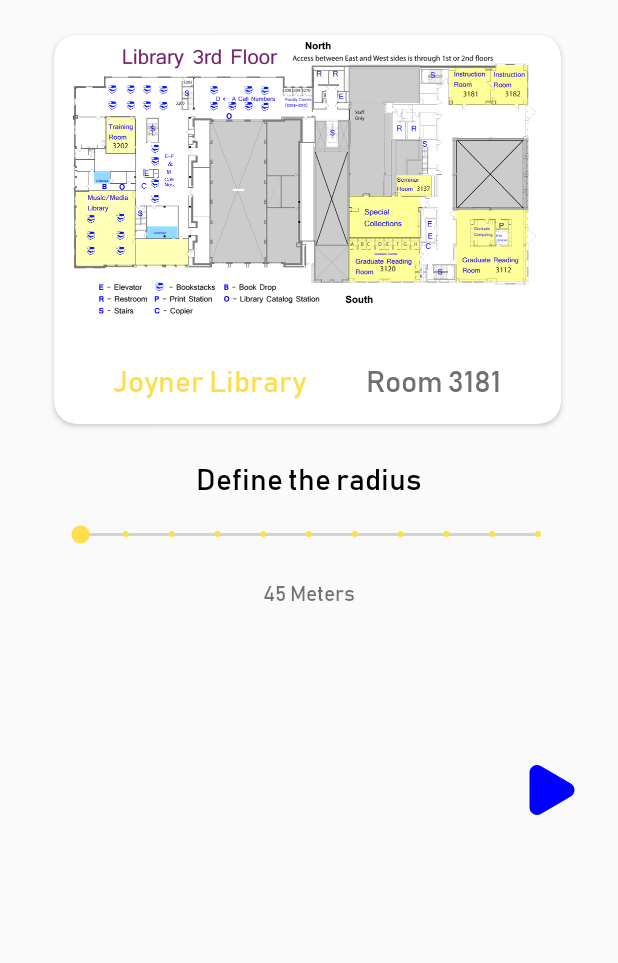
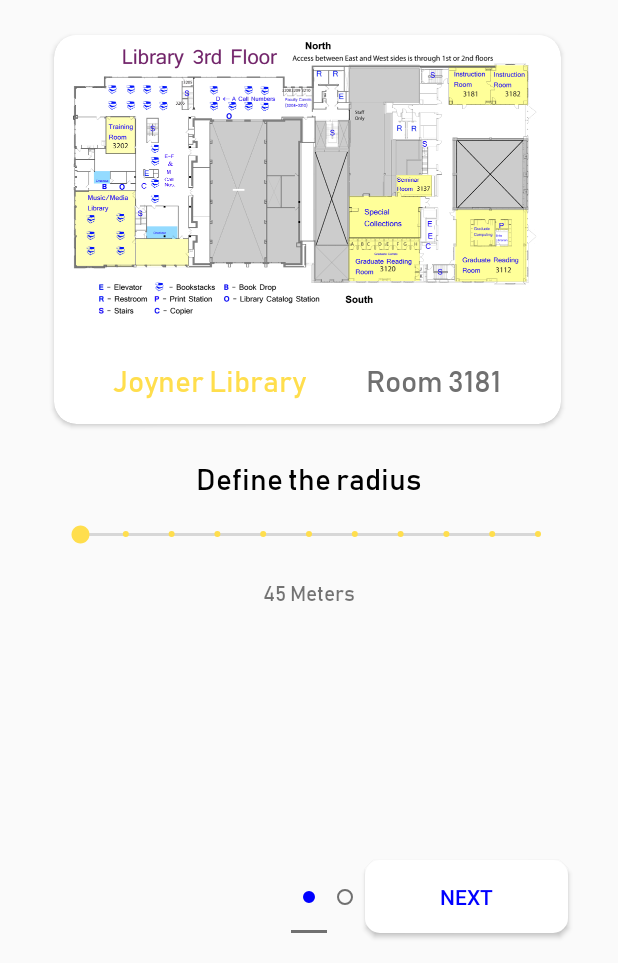
Before and after one commit to cleverSheep/Check-In, an Android app: the screen it shows after launch (MainActivity), on a phone screen of 412 x 824 dp, the part 273-1236 px from its top. Run offline under Robolectric (Android 15) with nearby library versions, the phone set to English and light mode, and no system bars.

Commit message:
finish onboarding

```diff
--- a/app/src/main/java/com/clarmoph/attendenceappprototype/MainActivity.kt
+++ b/app/src/main/java/com/clarmoph/attendenceappprototype/MainActivity.kt
@@ -4,6 +4,7 @@ import android.os.Bundle
 import androidx.appcompat.app.AppCompatActivity
 import androidx.viewpager.widget.ViewPager
 import com.clarmoph.attendenceappprototype.adapters.PagerAdapter
+import kotlinx.android.synthetic.main.activity_main.*
 
 class MainActivity : AppCompatActivity() {
 
@@ -13,9 +14,14 @@ class MainActivity : AppCompatActivity() {
         super.onCreate(savedInstanceState)
         setContentView(R.layout.activity_main)
 
+        setUpViewPager()
+    }
+
+    private fun setUpViewPager() {
         val mPagerAdapter = PagerAdapter(supportFragmentManager)
         mViewPager = findViewById(R.id.proto_viewpager)
         mViewPager.adapter = mPagerAdapter
+        tab_indicator.setupWithViewPager(mViewPager)
     }
 
     override fun onBackPressed() {
--- /dev/null
+++ b/app/src/main/res/drawable/btn_next.xml
@@ -0,0 +1,12 @@
+<shape xmlns:android="http://schemas.android.com/apk/res/android">
+    <solid
+        android:color="#FFF" />
+    <corners android:radius="10dp" />
+
+    <padding
+        android:bottom="15dp"
+        android:left="50dp"
+        android:right="50dp"
+        android:top="15dp" />
+
+</shape>
--- /dev/null
+++ b/app/src/main/res/drawable/indicator_default.xml
@@ -0,0 +1,21 @@
+<?xml version="1.0" encoding="utf-8"?>
+<layer-list xmlns:android="http://schemas.android.com/apk/res/android">
+
+    <item>
+
+        <shape
+            android:innerRadius="4dp"
+            android:shape="ring"
+            android:thickness="1dp"
+            android:useLevel="false">
+
+            <solid android:color="#707070" />
+
+
+        </shape>
+
+
+    </item>
+
+
+</layer-list>
--- /dev/null
+++ b/app/src/main/res/drawable/indicator_selected.xml
@@ -0,0 +1,21 @@
+<?xml version="1.0" encoding="utf-8"?>
+<layer-list xmlns:android="http://schemas.android.com/apk/res/android">
+
+    <item>
+
+        <shape
+            android:innerRadius="0dp"
+            android:shape="ring"
+            android:thickness="4dp"
+            android:useLevel="false">
+
+            <solid android:color="@color/colorHighlight" />
+
+
+        </shape>
+
+
+    </item>
+
+
+</layer-list>
--- /dev/null
+++ b/app/src/main/res/drawable/indicator_selector.xml
@@ -0,0 +1,10 @@
+<?xml version="1.0" encoding="utf-8"?>
+<selector xmlns:android="http://schemas.android.com/apk/res/android">
+
+
+    <item android:drawable="@drawable/indicator_selected" android:state_selected="true" />
+
+    <item android:drawable="@drawable/indicator_default" />
+
+
+</selector>
--- a/app/src/main/res/layout/activity_main.xml
+++ b/app/src/main/res/layout/activity_main.xml
@@ -4,15 +4,55 @@
     xmlns:tools="http://schemas.android.com/tools"
     android:layout_width="match_parent"
     android:layout_height="match_parent"
+    android:orientation="vertical"
     tools:context=".MainActivity">
 
-    <androidx.viewpager.widget.ViewPager
-        android:id="@+id/proto_viewpager"
+
+    <ImageView
+        android:id="@+id/imageView"
         android:layout_width="match_parent"
-        android:layout_height="match_parent"
-        app:layout_constraintBottom_toBottomOf="parent"
+        android:layout_height="100dp"
+        android:foregroundGravity="top"
+        android:scaleType="fitStart"
+        android:src="@drawable/ic_vector_header_toolbar"
         app:layout_constraintEnd_toEndOf="parent"
         app:layout_constraintStart_toStartOf="parent"
         app:layout_constraintTop_toTopOf="parent" />
 
+    <androidx.viewpager.widget.ViewPager
+        android:id="@+id/proto_viewpager"
+        android:layout_width="0dp"
+        android:layout_height="0dp"
+        app:layout_constraintBottom_toTopOf="@+id/tab_indicator"
+        app:layout_constraintEnd_toEndOf="parent"
+        app:layout_constraintStart_toStartOf="parent"
+        app:layout_constraintTop_toBottomOf="@+id/imageView" />
+
+    <com.google.android.material.tabs.TabLayout
+        android:id="@+id/tab_indicator"
+        android:layout_width="wrap_content"
+        android:layout_height="wrap_content"
+        android:layout_marginStart="32dp"
+        android:layout_marginLeft="32dp"
+        android:layout_marginEnd="8dp"
+        android:layout_marginRight="8dp"
+        android:layout_marginBottom="20dp"
+        app:layout_constraintBottom_toBottomOf="parent"
+        app:layout_constraintEnd_toEndOf="parent"
+        app:layout_constraintStart_toStartOf="parent"
+        app:tabBackground="@drawable/indicator_selector" />
+
+    <Button
+        android:id="@+id/button_next"
+        android:layout_width="wrap_content"
+        android:layout_height="wrap_content"
+        android:layout_marginStart="33dp"
+        android:layout_marginEnd="17dp"
+        android:layout_marginBottom="20dp"
+        android:background="@drawable/btn_next"
+        android:text="Next"
+        android:textColor="@color/colorHighlight"
+        app:layout_constraintBottom_toBottomOf="parent"
+        app:layout_constraintEnd_toEndOf="parent"
+        app:layout_constraintStart_toStartOf="@id/tab_indicator" />
 </androidx.constraintlayout.widget.ConstraintLayout>
--- a/app/src/main/res/layout/adjust_check_in_time_fragment.xml
+++ b/app/src/main/res/layout/adjust_check_in_time_fragment.xml
@@ -1,13 +1,35 @@
 <?xml version="1.0" encoding="utf-8"?>
-<FrameLayout xmlns:android="http://schemas.android.com/apk/res/android"
+<androidx.constraintlayout.widget.ConstraintLayout xmlns:android="http://schemas.android.com/apk/res/android"
+    xmlns:app="http://schemas.android.com/apk/res-auto"
     xmlns:tools="http://schemas.android.com/tools"
     android:layout_width="match_parent"
     android:layout_height="match_parent"
     tools:context=".views.AdjustCheckInTimeFragment">
 
+
     <TextView
-        android:layout_width="match_parent"
-        android:layout_height="match_parent"
-        android:text="Hello" />
+        android:id="@+id/tv_adjust_proximity"
+        android:layout_width="wrap_content"
+        android:layout_height="wrap_content"
+        android:fontFamily="@font/bahnscrift"
+        android:text="@string/adjust_check_in_proximity"
+        android:textColor="#000"
+        android:textSize="20sp"
+        app:layout_constraintEnd_toEndOf="parent"
+        app:layout_constraintStart_toStartOf="parent"
+        app:layout_constraintTop_toBottomOf="@+id/imageView" />
 
-</FrameLayout>
+    <TextView
+        android:id="@+id/tv_prox_desrc"
+        android:layout_width="wrap_content"
+        android:layout_height="wrap_content"
+        android:layout_marginTop="22dp"
+        android:fontFamily="@font/bahnscrift"
+        android:text="@string/set_parameters_descr"
+        android:textAlignment="center"
+        android:textSize="15sp"
+        app:layout_constraintEnd_toEndOf="parent"
+        app:layout_constraintStart_toStartOf="parent"
+        app:layout_constraintTop_toBottomOf="@id/tv_adjust_proximity" />
+
+</androidx.constraintlayout.widget.ConstraintLayout>
--- a/app/src/main/res/layout/adjust_proximity_fragment.xml
+++ b/app/src/main/res/layout/adjust_proximity_fragment.xml
@@ -6,16 +6,6 @@
     android:layout_height="match_parent"
     tools:context=".views.AdjustProximityFragment">
 
-    <ImageView
-        android:id="@+id/imageView"
-        android:layout_width="match_parent"
-        android:layout_height="100dp"
-        android:foregroundGravity="top"
-        android:scaleType="fitStart"
-        android:src="@drawable/ic_vector_header_toolbar"
-        app:layout_constraintEnd_toEndOf="parent"
-        app:layout_constraintStart_toStartOf="parent"
-        app:layout_constraintTop_toTopOf="parent" />
 
     <TextView
         android:id="@+id/tv_adjust_proximity"
@@ -102,8 +92,11 @@
         android:layout_height="wrap_content"
         android:layout_marginHorizontal="37dp"
         android:layout_marginTop="15dp"
+        android:backgroundTint="@color/colorAccent"
         android:max="10"
+        android:progressBackgroundTint="@color/colorAccent"
         android:progressTint="@color/colorPrimaryDark"
+        android:secondaryProgressTint="@color/colorAccent"
         android:thumbTint="@color/colorPrimaryDark"
         android:tickMark="@drawable/tickmark"
         app:layout_constraintEnd_toEndOf="parent"
@@ -120,19 +113,5 @@
         app:layout_constraintStart_toStartOf="parent"
         app:layout_constraintTop_toBottomOf="@id/appCompatSeekBar2" />
 
-    <ImageButton
-        android:id="@+id/imageButton"
-        android:layout_width="wrap_content"
-        android:layout_height="wrap_content"
-        android:layout_marginTop="75dp"
-        android:layout_marginEnd="20dp"
-        android:layout_marginBottom="24dp"
-        android:background="?android:selectableItemBackground"
-        android:elevation="15dp"
-        android:src="@drawable/ic_arrow_forward"
-        app:layout_constraintBottom_toBottomOf="parent"
-        app:layout_constraintEnd_toEndOf="parent"
-        app:layout_constraintTop_toBottomOf="@+id/appCompatSeekBar2" />
-
 
 </androidx.constraintlayout.widget.ConstraintLayout>
--- a/app/src/main/res/values/colors.xml
+++ b/app/src/main/res/values/colors.xml
@@ -3,4 +3,5 @@
     <color name="colorPrimary">#FFDE4D</color>
     <color name="colorPrimaryDark">#FFDE4D</color>
     <color name="colorAccent">#707070</color>
+    <color name="colorHighlight">#0000FF</color>
 </resources>
```
